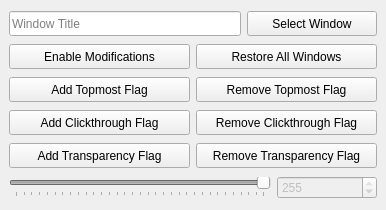
Old version of the form source/main_window_dialog.ui in the repository PsychedelicShayna/overlayer.
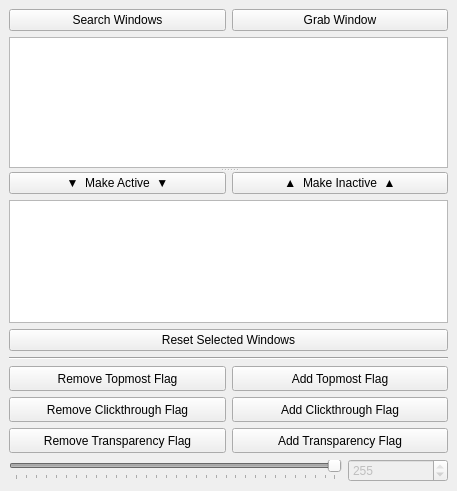
New version of the form.

What changed in the file:
```diff
--- a/source/main_window_dialog.ui
+++ b/source/main_window_dialog.ui
@@ -6,12 +6,12 @@
    <rect>
     <x>0</x>
     <y>0</y>
-    <width>386</width>
-    <height>210</height>
+    <width>457</width>
+    <height>491</height>
    </rect>
   </property>
   <property name="sizePolicy">
-   <sizepolicy hsizetype="Preferred" vsizetype="Minimum">
+   <sizepolicy hsizetype="Expanding" vsizetype="Expanding">
     <horstretch>0</horstretch>
     <verstretch>0</verstretch>
    </sizepolicy>
@@ -19,7 +19,7 @@
   <property name="maximumSize">
    <size>
     <width>16777215</width>
-    <height>410</height>
+    <height>16777215</height>
    </size>
   </property>
   <property name="windowTitle">
@@ -27,99 +27,222 @@
   </property>
   <widget class="QWidget" name="centralwidget">
    <property name="sizePolicy">
-    <sizepolicy hsizetype="Minimum" vsizetype="Fixed">
+    <sizepolicy hsizetype="Expanding" vsizetype="Expanding">
      <horstretch>0</horstretch>
      <verstretch>0</verstretch>
     </sizepolicy>
    </property>
    <layout class="QVBoxLayout" name="verticalLayout">
     <item>
-     <layout class="QHBoxLayout" name="horizontalLayout">
+     <widget class="QSplitter" name="windowListSplitter">
+      <property name="orientation">
+       <enum>Qt::Vertical</enum>
+      </property>
+      <property name="opaqueResize">
+       <bool>true</bool>
+      </property>
+      <property name="childrenCollapsible">
+       <bool>false</bool>
+      </property>
+      <widget class="QWidget" name="layoutWidget">
+       <property name="sizePolicy">
+        <sizepolicy hsizetype="Preferred" vsizetype="Preferred">
+         <horstretch>0</horstretch>
+         <verstretch>0</verstretch>
+        </sizepolicy>
+       </property>
+       <layout class="QVBoxLayout" name="verticalLayoutInactiveWindows" stretch="0,1">
+        <property name="sizeConstraint">
+         <enum>QLayout::SetNoConstraint</enum>
+        </property>
       <item>
-       <widget class="QLineEdit" name="lineEditSelectedWindowTitle">
-        <property name="minimumSize">
-         <size>
-          <width>0</width>
-          <height>25</height>
-         </size>
-        </property>
-        <property name="placeholderText">
-         <string>Window Title</string>
-        </property>
-       </widget>
-      </item>
+         <layout class="QHBoxLayout" name="horizontalLayoutWindowSelectButtons">
+          <property name="sizeConstraint">
+           <enum>QLayout::SetNoConstraint</enum>
+          </property>
       <item>
        <widget class="QPushButton" name="pushButtonSelectWindow">
+            <property name="sizePolicy">
+             <sizepolicy hsizetype="Expanding" vsizetype="Fixed">
+              <horstretch>0</horstretch>
+              <verstretch>0</verstretch>
+             </sizepolicy>
+            </property>
         <property name="minimumSize">
          <size>
-          <width>130</width>
-          <height>25</height>
+              <width>0</width>
+              <height>0</height>
          </size>
         </property>
         <property name="text">
-         <string>Select Window</string>
+             <string>Search Windows</string>
         </property>
        </widget>
       </item>
-     </layout>
-    </item>
     <item>
-     <layout class="QHBoxLayout" name="horizontalLayout_2">
-      <item>
-       <widget class="QPushButton" name="pushButtonEnableModifications">
+           <widget class="QPushButton" name="pushButtonGrabWindow">
         <property name="sizePolicy">
-         <sizepolicy hsizetype="MinimumExpanding" vsizetype="Fixed">
+             <sizepolicy hsizetype="Expanding" vsizetype="Fixed">
           <horstretch>0</horstretch>
           <verstretch>0</verstretch>
          </sizepolicy>
         </property>
         <property name="minimumSize">
          <size>
-          <width>180</width>
-          <height>25</height>
+              <width>0</width>
+              <height>0</height>
          </size>
         </property>
         <property name="text">
-         <string>Enable Modifications</string>
+             <string>Grab Window</string>
         </property>
        </widget>
       </item>
+         </layout>
+        </item>
       <item>
-       <widget class="QPushButton" name="pushButtonRestoreWindows">
+         <widget class="QListWidget" name="listWidgetInactiveWindows">
         <property name="sizePolicy">
-         <sizepolicy hsizetype="MinimumExpanding" vsizetype="Fixed">
+           <sizepolicy hsizetype="Expanding" vsizetype="Expanding">
           <horstretch>0</horstretch>
           <verstretch>0</verstretch>
          </sizepolicy>
         </property>
         <property name="minimumSize">
          <size>
-          <width>180</width>
-          <height>25</height>
-         </size>
-        </property>
+            <width>0</width>
+            <height>0</height>
+           </size>
+          </property>
+          <property name="sizeAdjustPolicy">
+           <enum>QAbstractScrollArea::AdjustIgnored</enum>
+          </property>
+          <property name="editTriggers">
+           <set>QAbstractItemView::NoEditTriggers</set>
+          </property>
+          <property name="tabKeyNavigation">
+           <bool>true</bool>
+          </property>
+          <property name="dragEnabled">
+           <bool>false</bool>
+          </property>
+          <property name="dragDropMode">
+           <enum>QAbstractItemView::NoDragDrop</enum>
+          </property>
+          <property name="defaultDropAction">
+           <enum>Qt::MoveAction</enum>
+          </property>
+          <property name="alternatingRowColors">
+           <bool>true</bool>
+          </property>
+          <property name="selectionMode">
+           <enum>QAbstractItemView::ExtendedSelection</enum>
+          </property>
+          <property name="sortingEnabled">
+           <bool>true</bool>
+          </property>
+         </widget>
+        </item>
+       </layout>
+      </widget>
+      <widget class="QWidget" name="layoutWidget">
+       <layout class="QVBoxLayout" name="verticalLayoutActiveWindows" stretch="0,0,0">
+        <property name="sizeConstraint">
+         <enum>QLayout::SetNoConstraint</enum>
+        </property>
+        <item>
+         <layout class="QHBoxLayout" name="horizontalLayout">
+          <item>
+           <widget class="QPushButton" name="pushButtonMakeActive">
         <property name="text">
-         <string>Restore All Windows</string>
+             <string>▼  Make Active  ▼</string>
         </property>
        </widget>
       </item>
+          <item>
+           <widget class="QPushButton" name="pushButtonMakeInactive">
+            <property name="text">
+             <string>▲  Make Inactive  ▲</string>
+            </property>
+           </widget>
+          </item>
      </layout>
     </item>
     <item>
-     <layout class="QHBoxLayout" name="horizontalLayout_5">
+         <widget class="QListWidget" name="listWidgetActiveWindows">
+          <property name="sizePolicy">
+           <sizepolicy hsizetype="Expanding" vsizetype="Expanding">
+            <horstretch>0</horstretch>
+            <verstretch>0</verstretch>
+           </sizepolicy>
+          </property>
+          <property name="minimumSize">
+           <size>
+            <width>0</width>
+            <height>0</height>
+           </size>
+          </property>
+          <property name="sizeAdjustPolicy">
+           <enum>QAbstractScrollArea::AdjustIgnored</enum>
+          </property>
+          <property name="editTriggers">
+           <set>QAbstractItemView::NoEditTriggers</set>
+          </property>
+          <property name="tabKeyNavigation">
+           <bool>true</bool>
+          </property>
+          <property name="dragEnabled">
+           <bool>false</bool>
+          </property>
+          <property name="dragDropMode">
+           <enum>QAbstractItemView::NoDragDrop</enum>
+          </property>
+          <property name="defaultDropAction">
+           <enum>Qt::MoveAction</enum>
+          </property>
+          <property name="alternatingRowColors">
+           <bool>true</bool>
+          </property>
+          <property name="selectionMode">
+           <enum>QAbstractItemView::ExtendedSelection</enum>
+          </property>
+          <property name="sortingEnabled">
+           <bool>true</bool>
+          </property>
+         </widget>
+        </item>
       <item>
-       <widget class="QPushButton" name="pushButtonAddTopmostFlag">
+         <widget class="QPushButton" name="pushButtonResetSelectedWindows">
+          <property name="sizePolicy">
+           <sizepolicy hsizetype="Expanding" vsizetype="Fixed">
+            <horstretch>0</horstretch>
+            <verstretch>0</verstretch>
+           </sizepolicy>
+          </property>
         <property name="minimumSize">
          <size>
-          <width>180</width>
-          <height>25</height>
+            <width>0</width>
+            <height>0</height>
          </size>
         </property>
         <property name="text">
-         <string>Add Topmost Flag</string>
+           <string>Reset Selected Windows</string>
         </property>
        </widget>
       </item>
+       </layout>
+      </widget>
+     </widget>
+    </item>
+    <item>
+     <widget class="Line" name="line">
+      <property name="orientation">
+       <enum>Qt::Horizontal</enum>
+      </property>
+     </widget>
+    </item>
+    <item>
+     <layout class="QHBoxLayout" name="horizontalLayoutTopmostButtons">
       <item>
        <widget class="QPushButton" name="pushButtonRemoveTopmostFlag">
         <property name="minimumSize">
@@ -133,18 +256,8 @@
         </property>
        </widget>
       </item>
-     </layout>
-    </item>
     <item>
-     <layout class="QHBoxLayout" name="horizontalLayout_3">
-      <item>
-       <widget class="QPushButton" name="pushButtonAddClickthroughFlag">
-        <property name="sizePolicy">
-         <sizepolicy hsizetype="MinimumExpanding" vsizetype="Fixed">
-          <horstretch>0</horstretch>
-          <verstretch>0</verstretch>
-         </sizepolicy>
-        </property>
+       <widget class="QPushButton" name="pushButtonAddTopmostFlag">
         <property name="minimumSize">
          <size>
           <width>180</width>
@@ -152,10 +265,16 @@
          </size>
         </property>
         <property name="text">
-         <string>Add Clickthrough Flag</string>
+         <string>Add Topmost Flag</string>
         </property>
        </widget>
       </item>
+     </layout>
+    </item>
+    <item>
+     <layout class="QVBoxLayout" name="verticalLayoutClickthroughWidgets">
+      <item>
+       <layout class="QHBoxLayout" name="horizontalLayoutClickthroughButtons">
       <item>
        <widget class="QPushButton" name="pushButtonRemoveClickthroughFlag">
         <property name="sizePolicy">
@@ -175,12 +294,8 @@
         </property>
        </widget>
       </item>
-     </layout>
-    </item>
     <item>
-     <layout class="QHBoxLayout" name="horizontalLayout_4">
-      <item>
-       <widget class="QPushButton" name="pushButtonAddTransparencyFlag">
+         <widget class="QPushButton" name="pushButtonAddClickthroughFlag">
         <property name="sizePolicy">
          <sizepolicy hsizetype="MinimumExpanding" vsizetype="Fixed">
           <horstretch>0</horstretch>
@@ -194,10 +309,18 @@
          </size>
         </property>
         <property name="text">
-         <string>Add Transparency Flag</string>
+           <string>Add Clickthrough Flag</string>
         </property>
        </widget>
       </item>
+       </layout>
+      </item>
+     </layout>
+    </item>
+    <item>
+     <layout class="QVBoxLayout" name="verticalLayoutTransparencyWidgets">
+      <item>
+       <layout class="QHBoxLayout" name="horizontalLayoutTransparencyButtons">
       <item>
        <widget class="QPushButton" name="pushButtonRemoveTransparencyFlag">
         <property name="sizePolicy">
@@ -217,10 +340,29 @@
         </property>
        </widget>
       </item>
+        <item>
+         <widget class="QPushButton" name="pushButtonAddTransparencyFlag">
+          <property name="sizePolicy">
+           <sizepolicy hsizetype="MinimumExpanding" vsizetype="Fixed">
+            <horstretch>0</horstretch>
+            <verstretch>0</verstretch>
+           </sizepolicy>
+          </property>
+          <property name="minimumSize">
+           <size>
+            <width>180</width>
+            <height>25</height>
+           </size>
+          </property>
+          <property name="text">
+           <string>Add Transparency Flag</string>
+          </property>
+         </widget>
+        </item>
      </layout>
     </item>
     <item>
-     <layout class="QHBoxLayout" name="horizontalLayoutOpacitySlider">
+       <layout class="QHBoxLayout" name="horizontalLayoutTransparencyEditors">
       <item>
        <widget class="QSlider" name="horizontalSliderOpacity">
         <property name="enabled">
@@ -267,6 +409,8 @@
          <number>255</number>
         </property>
        </widget>
+        </item>
+       </layout>
       </item>
      </layout>
     </item>
```
Left out of the diff: 4 changed lines with no effect on the pictures. Lines whose indentation alone changed are shown as unchanged.
